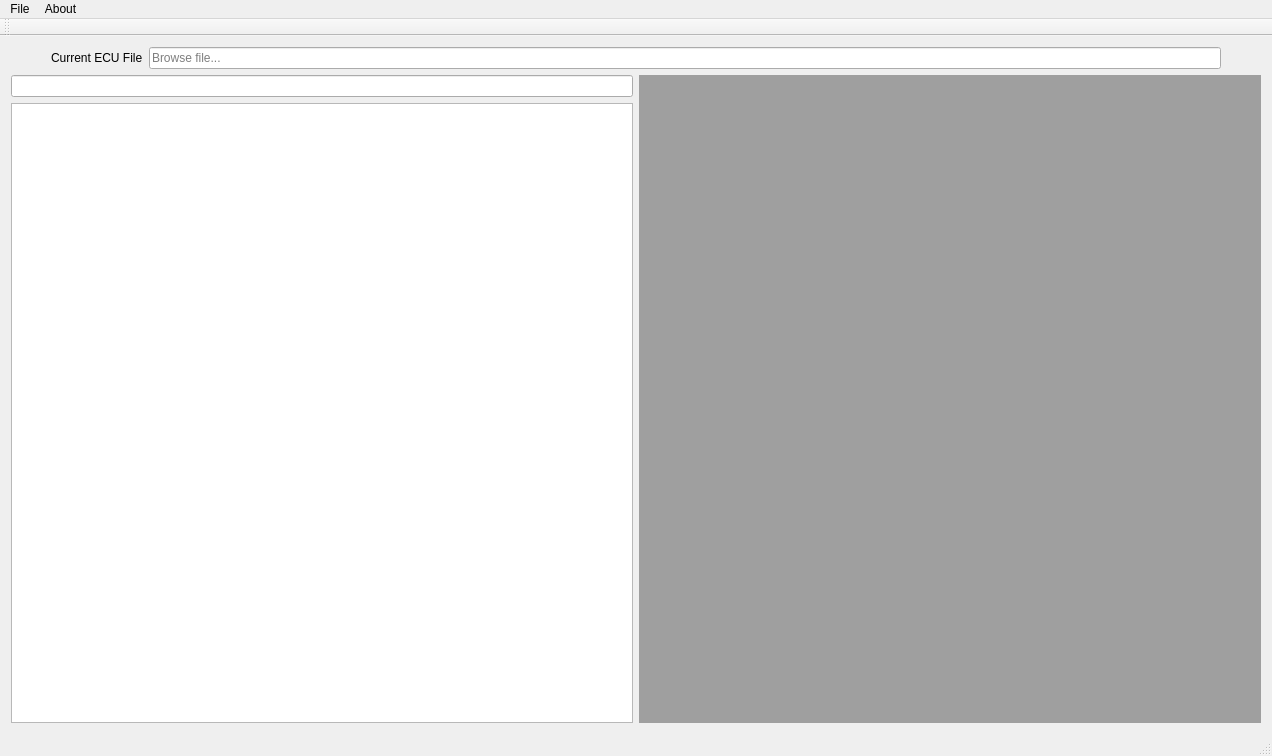
Before: the Qt Designer form EcuTunerApp/MainForm.ui in deiandrei/EcuTunerApp, drawn with Qt 5.
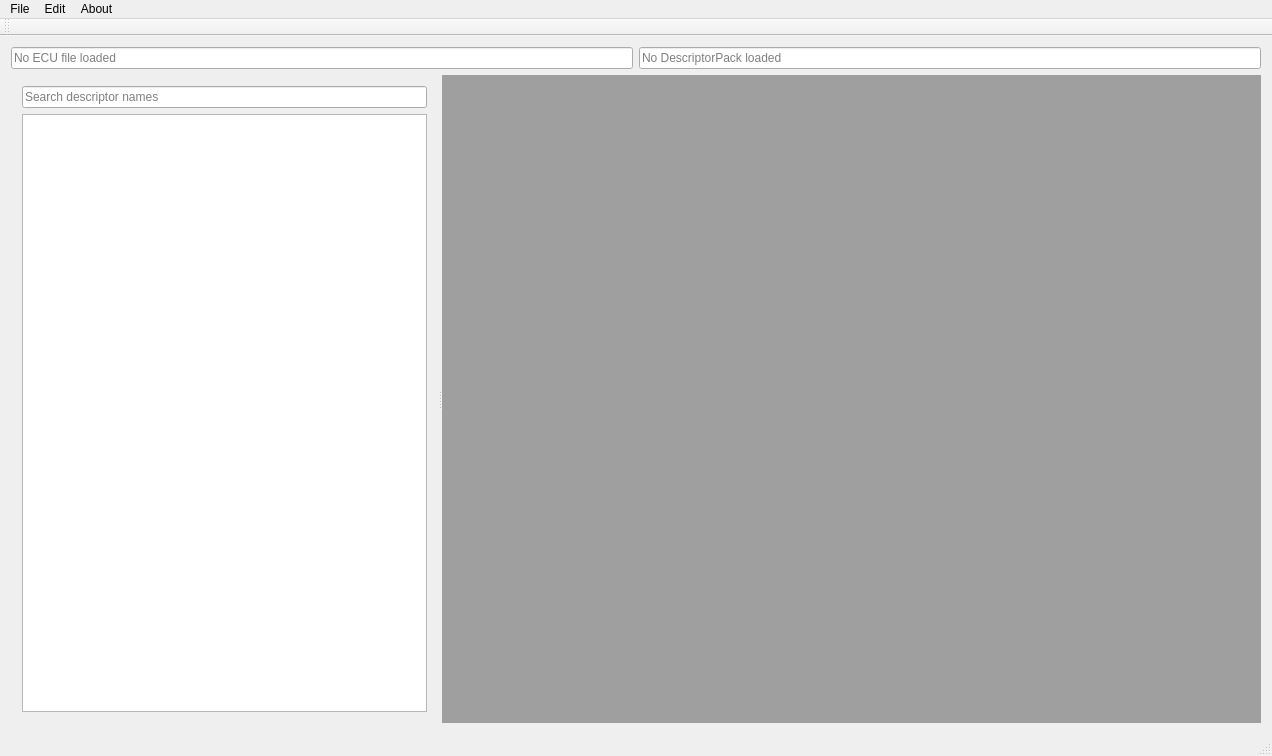
After: the same form once the commit is applied.

What changed in the file:
```diff
--- a/EcuTunerApp/MainForm.ui
+++ b/EcuTunerApp/MainForm.ui
@@ -17,67 +17,51 @@
    <layout class="QVBoxLayout" name="verticalLayout_2">
     <item>
      <layout class="QHBoxLayout" name="horizontalLayout_2">
-      <item>
-       <spacer name="horizontalSpacer">
-        <property name="orientation">
-         <enum>Qt::Horizontal</enum>
-        </property>
-        <property name="sizeType">
-         <enum>QSizePolicy::Minimum</enum>
-        </property>
-        <property name="sizeHint" stdset="0">
-         <size>
-          <width>40</width>
-          <height>20</height>
-         </size>
-        </property>
-       </spacer>
-      </item>
       <item>
        <layout class="QHBoxLayout" name="horizontalLayout">
-        <item>
-         <widget class="QLabel" name="label">
-          <property name="text">
-           <string>Current ECU File</string>
-          </property>
-         </widget>
-        </item>
         <item>
          <widget class="QLineEdit" name="ecuFileLineEdit">
           <property name="readOnly">
            <bool>true</bool>
           </property>
           <property name="placeholderText">
-           <string>Browse file...</string>
+           <string>No ECU file loaded</string>
+          </property>
+         </widget>
+        </item>
+        <item>
+         <widget class="QLineEdit" name="descriptorFileLineEdit">
+          <property name="readOnly">
+           <bool>true</bool>
+          </property>
+          <property name="placeholderText">
+           <string>No DescriptorPack loaded</string>
           </property>
          </widget>
         </item>
        </layout>
       </item>
-      <item>
-       <spacer name="horizontalSpacer_2">
-        <property name="orientation">
-         <enum>Qt::Horizontal</enum>
-        </property>
-        <property name="sizeType">
-         <enum>QSizePolicy::Minimum</enum>
-        </property>
-        <property name="sizeHint" stdset="0">
-         <size>
-          <width>40</width>
-          <height>20</height>
-         </size>
-        </property>
-       </spacer>
-      </item>
      </layout>
     </item>
     <item>
-     <layout class="QHBoxLayout" name="horizontalLayout_3">
-      <item>
+     <widget class="QSplitter" name="splitter">
+      <property name="sizePolicy">
+       <sizepolicy hsizetype="Expanding" vsizetype="Expanding">
+        <horstretch>0</horstretch>
+        <verstretch>0</verstretch>
+       </sizepolicy>
+      </property>
+      <property name="orientation">
+       <enum>Qt::Horizontal</enum>
+      </property>
+      <widget class="QWidget" name="">
        <layout class="QVBoxLayout" name="verticalLayout">
         <item>
-         <widget class="QLineEdit" name="descriptorSearchLineEdit"/>
+         <widget class="QLineEdit" name="descriptorSearchLineEdit">
+          <property name="placeholderText">
+           <string>Search descriptor names</string>
+          </property>
+         </widget>
         </item>
         <item>
          <widget class="QTreeView" name="mapsTreeView">
@@ -90,11 +74,28 @@
          </widget>
         </item>
        </layout>
-      </item>
-      <item>
-       <widget class="QMdiArea" name="mainArea"/>
-      </item>
-     </layout>
+      </widget>
+      <widget class="QMdiArea" name="mainArea">
+       <property name="minimumSize">
+        <size>
+         <width>200</width>
+         <height>0</height>
+        </size>
+       </property>
+       <property name="viewMode">
+        <enum>QMdiArea::SubWindowView</enum>
+       </property>
+       <property name="documentMode">
+        <bool>false</bool>
+       </property>
+       <property name="tabsClosable">
+        <bool>false</bool>
+       </property>
+       <property name="tabsMovable">
+        <bool>false</bool>
+       </property>
+      </widget>
+     </widget>
     </item>
    </layout>
   </widget>
@@ -122,7 +123,14 @@
     </property>
     <addaction name="actionAbout"/>
    </widget>
+   <widget class="QMenu" name="menuEdit">
+    <property name="title">
+     <string>Edit</string>
+    </property>
+    <addaction name="actionUndo"/>
+   </widget>
    <addaction name="menuFile"/>
+   <addaction name="menuEdit"/>
    <addaction name="menuAbout"/>
   </widget>
   <widget class="QToolBar" name="mainToolBar">
```
Left out of the diff: 34 changed lines with no effect on the pictures.
